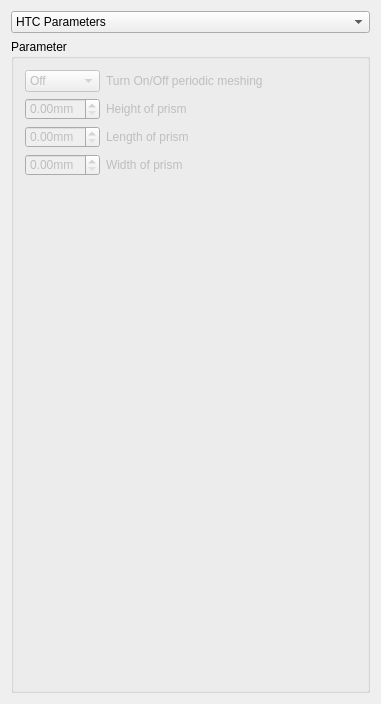
Qt form freecad/chronoWorkbench/gui/ui/ui_LDPMCSL_additionalPara.ui (Concrete-Chrono-Development/chrono-preprocessor) before a commit.
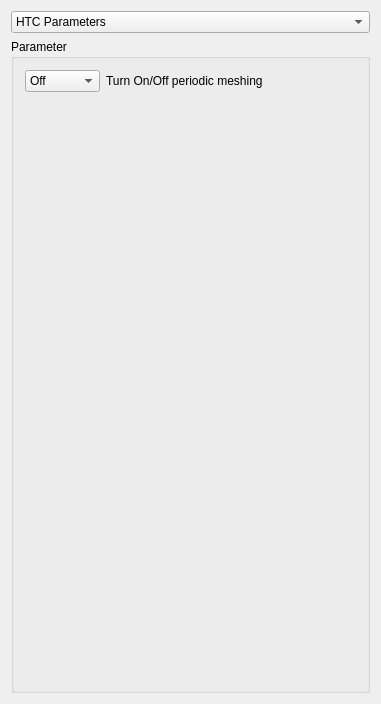
The same form after that commit. The open tabs and pages were chosen to show the change. Icons and pictures are not drawn.

```diff
--- a/freecad/chronoWorkbench/gui/ui/ui_LDPMCSL_additionalPara.ui
+++ b/freecad/chronoWorkbench/gui/ui/ui_LDPMCSL_additionalPara.ui
@@ -969,7 +969,7 @@
         </widget>
         <widget class="QWidget" name="Page4_sphere">
          <property name="enabled">
-          <bool>false</bool>
+          <bool>true</bool>
          </property>
          <layout class="QGridLayout" name="gridLayout_5">
           <item row="0" column="0" colspan="2">
@@ -1008,6 +1008,9 @@
             </item>
             <item>
              <widget class="QLabel" name="textLabel2_18">
+              <property name="enabled">
+               <bool>true</bool>
+              </property>
               <property name="text">
                <string>Turn On/Off periodic meshing</string>
               </property>
@@ -1015,124 +1018,7 @@
             </item>
            </layout>
           </item>
-          <item row="1" column="0">
-           <layout class="QHBoxLayout" name="horizontalLayout_19">
-            <item>
-             <widget class="QDoubleSpinBox" name="doubleSpinBox_12">
-              <property name="sizePolicy">
-               <sizepolicy hsizetype="Fixed" vsizetype="Fixed">
-                <horstretch>0</horstretch>
-                <verstretch>0</verstretch>
-               </sizepolicy>
-              </property>
-              <property name="minimumSize">
-               <size>
-                <width>75</width>
-                <height>20</height>
-               </size>
-              </property>
-              <property name="maximumSize">
-               <size>
-                <width>75</width>
-                <height>16777215</height>
-               </size>
-              </property>
-              <property name="suffix">
-               <string>mm</string>
-              </property>
-              <property name="maximum">
-               <double>999999.000000000000000</double>
-              </property>
-             </widget>
-            </item>
-            <item>
-             <widget class="QLabel" name="textLabel2_19">
-              <property name="text">
-               <string>Height of prism</string>
-              </property>
-             </widget>
-            </item>
-           </layout>
-          </item>
-          <item row="2" column="0">
-           <layout class="QHBoxLayout" name="horizontalLayout_20">
-            <item>
-             <widget class="QDoubleSpinBox" name="doubleSpinBox_13">
-              <property name="sizePolicy">
-               <sizepolicy hsizetype="Fixed" vsizetype="Fixed">
-                <horstretch>0</horstretch>
-                <verstretch>0</verstretch>
-               </sizepolicy>
-              </property>
-              <property name="minimumSize">
-               <size>
-                <width>75</width>
-                <height>20</height>
-               </size>
-              </property>
-              <property name="maximumSize">
-               <size>
-                <width>75</width>
-                <height>16777215</height>
-               </size>
-              </property>
-              <property name="suffix">
-               <string>mm</string>
-              </property>
-              <property name="maximum">
-               <double>999999.000000000000000</double>
-              </property>
-             </widget>
-            </item>
-            <item>
-             <widget class="QLabel" name="textLabel2_20">
-              <property name="text">
-               <string>Length of prism</string>
-              </property>
-             </widget>
-            </item>
-           </layout>
-          </item>
-          <item row="3" column="0">
-           <layout class="QHBoxLayout" name="horizontalLayout_21">
-            <item>
-             <widget class="QDoubleSpinBox" name="doubleSpinBox_14">
-              <property name="sizePolicy">
-               <sizepolicy hsizetype="Fixed" vsizetype="Fixed">
-                <horstretch>0</horstretch>
-                <verstretch>0</verstretch>
-               </sizepolicy>
-              </property>
-              <property name="minimumSize">
-               <size>
-                <width>75</width>
-                <height>20</height>
-               </size>
-              </property>
-              <property name="maximumSize">
-               <size>
-                <width>75</width>
-                <height>16777215</height>
-               </size>
-              </property>
-              <property name="suffix">
-               <string>mm</string>
-              </property>
-              <property name="maximum">
-               <double>999999.000000000000000</double>
-              </property>
-             </widget>
-            </item>
-            <item>
-             <widget class="QLabel" name="textLabel2_21">
-              <property name="text">
-               <string>Width of prism</string>
-              </property>
-             </widget>
-            </item>
-           </layout>
-          </item>
-          <item row="4" column="1">
+          <item row="1" column="1">
            <spacer>
             <property name="orientation">
              <enum>Qt::Vertical</enum>
```
Left out of the diff: 2 changed lines with no effect on the pictures.
